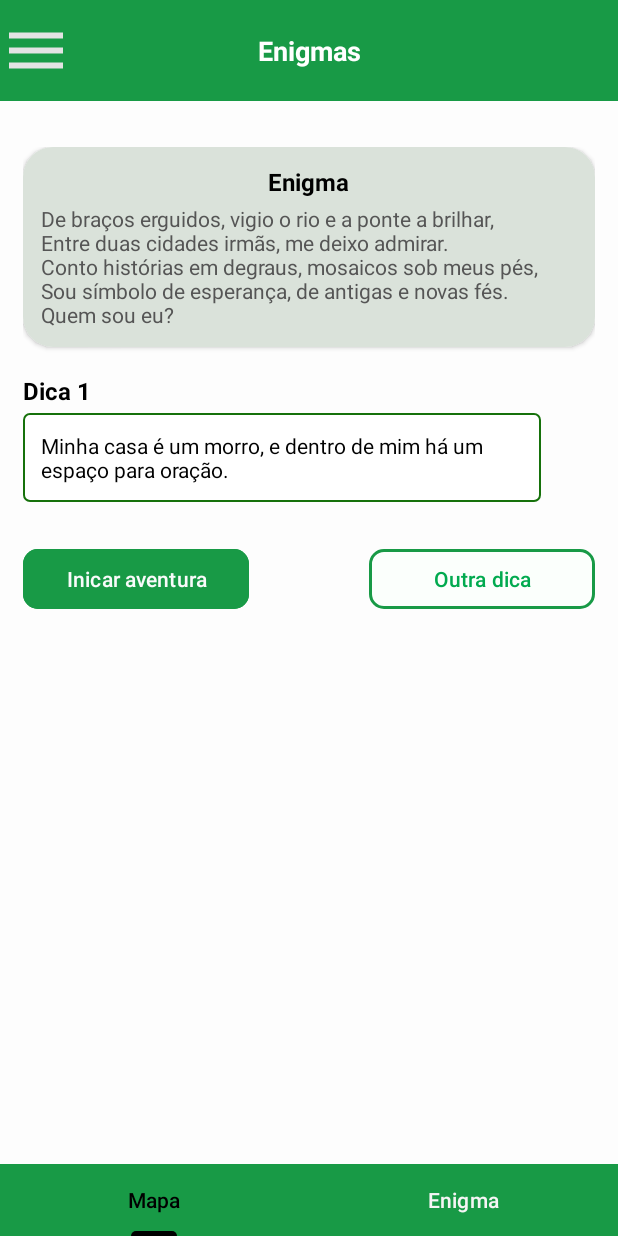
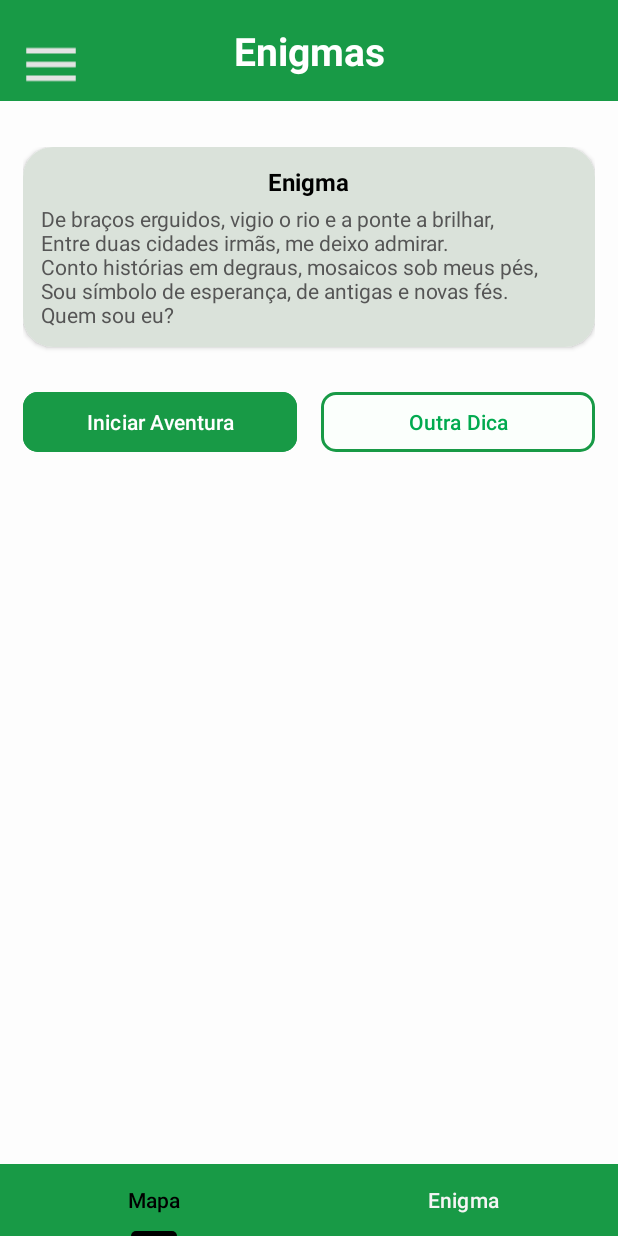
Before and after one commit to mjmdl/tour-cidades-gemeas, an Android app: the DicasEnigmasActivity screen opened directly, with no data from a screen before it, on a phone screen of 412 x 824 dp. Run offline under Robolectric (Android 15) with nearby library versions, the phone set to English and light mode, and no system bars.

Commit message:
tela perfil implementada e ajustando outras

```diff
--- a/tourApp/tour-cidades-gemeas/app/src/main/java/com/example/tourgemeas/DicasEnigmasActivity.kt
+++ b/tourApp/tour-cidades-gemeas/app/src/main/java/com/example/tourgemeas/DicasEnigmasActivity.kt
@@ -4,31 +4,43 @@ import android.content.Intent
 import android.os.Bundle
 import androidx.activity.enableEdgeToEdge
 import androidx.appcompat.app.AppCompatActivity
+import androidx.core.view.ViewCompat
+import androidx.core.view.WindowInsetsCompat
+import com.google.android.material.tabs.TabLayout
 import com.example.tourgemeas.databinding.ActivityDicasEnigmasBinding
-import com.google.android.material.tabs.TabLayout
 
 class DicasEnigmasActivity : AppCompatActivity() {
 
-    private lateinit var telaEnigmaDetalhadoAct: ActivityDicasEnigmasBinding
+    private lateinit var binding: ActivityDicasEnigmasBinding
 
     override fun onCreate(savedInstanceState: Bundle?) {
         super.onCreate(savedInstanceState)
 
-        telaEnigmaDetalhadoAct = ActivityDicasEnigmasBinding.inflate(layoutInflater)
+        binding = ActivityDicasEnigmasBinding.inflate(layoutInflater)
         enableEdgeToEdge()
-        setContentView(telaEnigmaDetalhadoAct.root)
+        setContentView(binding.root)
 
-        telaEnigmaDetalhadoAct.inicarAventura.setOnClickListener {
+        ViewCompat.setOnApplyWindowInsetsListener(findViewById(R.id.main)) { v, insets ->
+            val systemBars = insets.getInsets(WindowInsetsCompat.Type.systemBars())
+            v.setPadding(systemBars.left, systemBars.top, systemBars.right, systemBars.bottom)
+            insets
+        }
+
+        binding.inicarAventura.setOnClickListener {
             val intent = Intent(this, EnigmaDetalhadoActivity::class.java)
             startActivity(intent)
         }
 
-        telaEnigmaDetalhadoAct.outraDica.setOnClickListener {
-
+        binding.outraDica.setOnClickListener {
+            // Implementar lógica para mostrar outra dica
         }
 
-        val tabLayout = telaEnigmaDetalhadoAct.tabLayout
+        binding.menuHamburguer.setOnClickListener {
+            val intent = Intent(this, PerfilActivity::class.java)
+            startActivity(intent)
+        }
 
+        val tabLayout = binding.tabLayout
         tabLayout.addTab(tabLayout.newTab().setText("Mapa"))
         tabLayout.addTab(tabLayout.newTab().setText("Enigma"))
 
--- a/tourApp/tour-cidades-gemeas/app/src/main/res/layout/activity_dicas_enigmas.xml
+++ b/tourApp/tour-cidades-gemeas/app/src/main/res/layout/activity_dicas_enigmas.xml
@@ -24,13 +24,14 @@
             android:text="Enigmas"
             android:gravity="center"
             android:textColor="#FFFFFF"
-            android:textSize="18sp"
+            android:textSize="26sp"
             android:textStyle="bold" />
 
         <ImageView
-            android:id="@+id/imageView3"
-            android:layout_width="48dp"
-            android:layout_height="match_parent"
+            android:id="@+id/menuHamburguer"
+            android:layout_width="68dp"
+            android:layout_height="86dp"
+            android:padding="12dp"
             app:srcCompat="@drawable/menu_24dp_e3e3e3_fill0_wght400_grad0_opsz24" />
     </FrameLayout>
 
@@ -85,62 +86,37 @@
                 </LinearLayout>
             </androidx.cardview.widget.CardView>
 
-
-            <TextView
-                android:id="@+id/textView6"
-                android:layout_width="wrap_content"
-                android:layout_height="wrap_content"
-                android:layout_marginTop="8dp"
-                android:layout_marginBottom="4dp"
-                android:text="Dica 1"
-                android:textColor="#000000"
-                android:textSize="16sp"
-                android:textStyle="bold" />
-
-            <TextView
-                android:id="@+id/dica1_text"
-                android:layout_width="345dp"
-                android:layout_height="wrap_content"
-                android:layout_marginBottom="12dp"
-                android:background="@drawable/borda_verde"
-                android:padding="12dp"
-                android:text="Minha casa é um morro, e dentro de mim há um \nespaço para oração."
-                android:textColor="#000000"
-                android:textSize="14sp" />
-
             <LinearLayout
                 android:layout_width="match_parent"
                 android:layout_height="wrap_content"
                 android:orientation="horizontal"
                 android:gravity="center"
-                android:layout_marginTop="15dp">
-
+                android:layout_marginTop="16dp">
 
                 <Button
                     android:id="@+id/inicarAventura"
-                    android:layout_width="20dp"
+                    android:layout_width="0dp"
+                    android:layout_height="wrap_content"
+                    android:layout_weight="1"
+                    android:layout_marginEnd="8dp"
                     android:backgroundTint="#189A46"
-                    android:textColor="#F9FBFB"
-                    app:cornerRadius="10dp"
-                    android:layout_height="match_parent"
-                    android:layout_weight="1"
-                    android:padding="10dp"
-                    android:text="Inicar aventura" />
+                    android:text="Iniciar Aventura"
+                    android:textColor="#FFFFFF"
+                    app:cornerRadius="10dp" />
 
                 <Button
                     android:id="@+id/outraDica"
-                    android:layout_width="20dp"
+                    android:layout_width="0dp"
                     android:layout_height="wrap_content"
-                    android:layout_marginStart="80dp"
                     android:layout_weight="1"
+                    android:layout_marginStart="8dp"
                     android:backgroundTint="#FBFFFC"
-                    android:text="Outra dica"
+                    android:text="Outra Dica"
                     android:textColor="#01AA4F"
                     app:cornerRadius="10dp"
                     app:strokeColor="#189A46"
                     app:strokeWidth="2dp" />
             </LinearLayout>
-
 
         </LinearLayout>
     </ScrollView>
--- a/tourApp/tour-cidades-gemeas/app/src/main/res/layout/activity_enigma.xml
+++ b/tourApp/tour-cidades-gemeas/app/src/main/res/layout/activity_enigma.xml
@@ -24,12 +24,12 @@
             android:text="Enigmas"
             android:gravity="center"
             android:textColor="#FFFFFF"
-            android:textSize="18sp"
+            android:textSize="25sp"
             android:textStyle="bold" />
 
         <ImageView
-            android:id="@+id/imageView3"
-            android:layout_width="48dp"
+            android:id="@+id/menuHamburguer"
+            android:layout_width="50dp"
             android:layout_height="match_parent"
             app:srcCompat="@drawable/menu_24dp_e3e3e3_fill0_wght400_grad0_opsz24" />
     </FrameLayout>
--- a/tourApp/tour-cidades-gemeas/app/src/main/res/layout/activity_tela_principal.xml
+++ b/tourApp/tour-cidades-gemeas/app/src/main/res/layout/activity_tela_principal.xml
@@ -31,7 +31,7 @@
             android:textStyle="bold" />
 
         <ImageView
-            android:id="@+id/imageView3"
+            android:id="@+id/menuHamburguer"
             android:layout_width="48dp"
             android:layout_height="match_parent"
             app:srcCompat="@drawable/menu_24dp_e3e3e3_fill0_wght400_grad0_opsz24" />
```
Also changed, not shown: tourApp/tour-cidades-gemeas/app/src/main/AndroidManifest.xml (+7 -11 lines), tourApp/tour-cidades-gemeas/app/src/main/java/com/example/tourgemeas/EnigmaActivity.kt (+7 -0 lines), tourApp/tour-cidades-gemeas/app/src/main/java/com/example/tourgemeas/EnigmaDetalhadoActivity.kt (+14 -7 lines), tourApp/tour-cidades-gemeas/app/src/main/java/com/example/tourgemeas/PerfilActivity.kt (added, +18 -0 lines), tourApp/tour-cidades-gemeas/app/src/main/java/com/example/tourgemeas/TelaPrincipalActivity.kt (+8 -1 lines), tourApp/tour-cidades-gemeas/app/src/main/res/drawable/default_avatar.xml (added, +8 -0 lines), tourApp/tour-cidades-gemeas/app/src/main/res/drawable/ic_arrow_back.xml (added, +10 -0 lines), tourApp/tour-cidades-gemeas/app/src/main/res/drawable/ic_arrow_right.xml (added, +10 -0 lines), tourApp/tour-cidades-gemeas/app/src/main/res/drawable/ic_person.xml (added, +10 -0 lines), tourApp/tour-cidades-gemeas/app/src/main/res/drawable/ic_settings.xml (added, +10 -0 lines), tourApp/tour-cidades-gemeas/app/src/main/res/drawable/ic_stats.xml (added, +10 -0 lines), tourApp/tour-cidades-gemeas/app/src/main/res/drawable/ic_trophy.xml (added, +10 -0 lines), tourApp/tour-cidades-gemeas/app/src/main/res/layout/activity_enigma_detalhado.xml (+58 -47 lines), tourApp/tour-cidades-gemeas/app/src/main/res/layout/activity_perfil.xml (added, +184 -0 lines).
